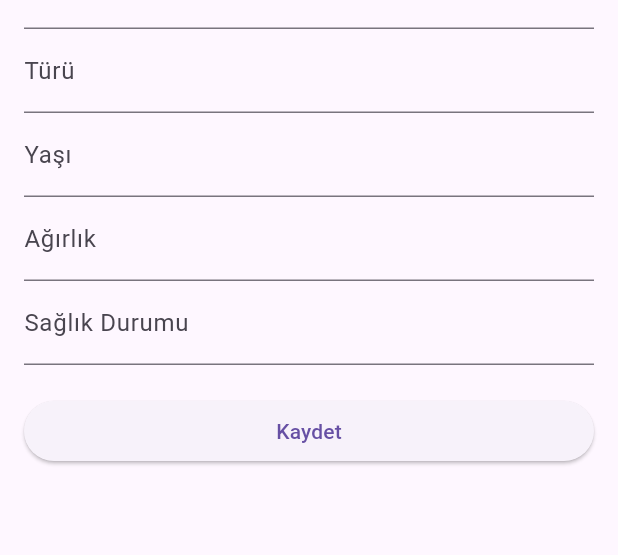
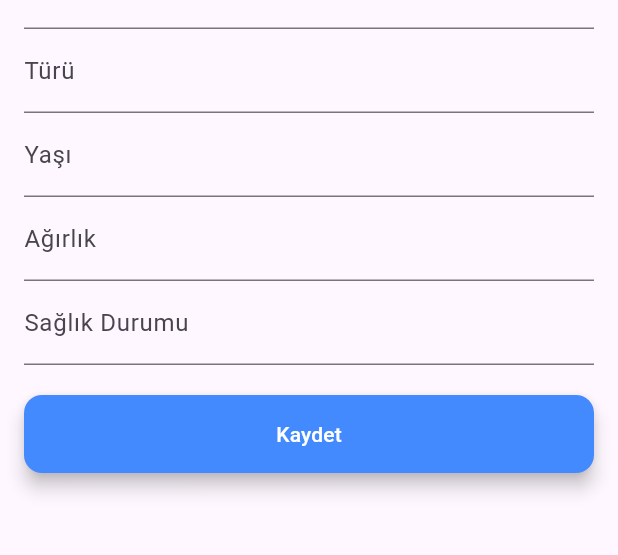
Before and after one commit to SafaCubuk/evcilhayvan, a Flutter app: the PetFormPage screen opened directly, after a tap on "Yeni Evcil Hayvan Ekleme", on a phone screen of 412 x 824 dp, the part 163-718 px from its top. Run offline on Flutter 3.47's test engine with Material 3 defaults, Android fonts, the phone set to English and light mode, and no system bars; our stand-ins replace sqflite; accounts and stored records are empty.

Commit message:
resim eklendi

```diff
--- a/lib/main.dart
+++ b/lib/main.dart
@@ -237,15 +237,23 @@ class PetFormPage extends StatelessWidget {
       body: Padding(
         padding: const EdgeInsets.all(16.0),
         child: Column(
+          mainAxisAlignment: MainAxisAlignment.center,
+          crossAxisAlignment: CrossAxisAlignment.center,
           children: [
-            ElevatedButton(
+            Image.asset('assets/images/pets.png'),
+            const SizedBox(height: 20),
+            Row(
+              mainAxisAlignment: MainAxisAlignment.center,
+              children: [
+                Expanded(
+                  child: ElevatedButton(
                     style: ElevatedButton.styleFrom(
-                backgroundColor: Colors.blueAccent,
-                foregroundColor: Colors.white,
-                padding: const EdgeInsets.symmetric(horizontal: 32, vertical: 16),
+                      foregroundColor: Colors.white, backgroundColor: Colors.blueAccent,
                       shape: RoundedRectangleBorder(
                         borderRadius: BorderRadius.circular(12),
                       ),
+                      padding: const EdgeInsets.symmetric(vertical: 16),
+                      elevation: 5,
                     ),
                     onPressed: () {
                       Navigator.push(
@@ -255,15 +263,17 @@ class PetFormPage extends StatelessWidget {
                     },
                     child: const Text('Yeni Evcil Hayvan Ekleme'),
                   ),
-            const SizedBox(height: 16),
-            ElevatedButton(
+                ),
+                const SizedBox(width: 10),
+                Expanded(
+                  child: ElevatedButton(
                     style: ElevatedButton.styleFrom(
-                backgroundColor: Colors.greenAccent,
-                foregroundColor: Colors.white,
-                padding: const EdgeInsets.symmetric(horizontal: 32, vertical: 16),
+                      foregroundColor: Colors.white, backgroundColor: Colors.greenAccent,
                       shape: RoundedRectangleBorder(
                         borderRadius: BorderRadius.circular(12),
                       ),
+                      padding: const EdgeInsets.symmetric(vertical: 16),
+                      elevation: 5,
                     ),
                     onPressed: () {
                       Navigator.push(
@@ -272,6 +282,9 @@ class PetFormPage extends StatelessWidget {
                       );
                     },
                     child: const Text('Yemek Düzeni Kaydetme'),
+                  ),
+                ),
+              ],
             ),
           ],
         ),
@@ -334,6 +347,14 @@ class AddPetForm extends StatelessWidget {
               ),
               const SizedBox(height: 20),
               ElevatedButton(
+                style: ElevatedButton.styleFrom(
+                  foregroundColor: Colors.white, backgroundColor: Colors.blueAccent,
+                  shape: RoundedRectangleBorder(
+                    borderRadius: BorderRadius.circular(12),
+                  ),
+                  padding: const EdgeInsets.symmetric(vertical: 16),
+                  elevation: 5,
+                ),
                 onPressed: () {
                   if (_formKey.currentState!.validate()) {
                     DatabaseHelper().insertPet({
@@ -346,6 +367,7 @@ class AddPetForm extends StatelessWidget {
                     ScaffoldMessenger.of(context).showSnackBar(
                       const SnackBar(content: Text('Evcil hayvan bilgileri kaydedildi')),
                     );
+
                   }
                 },
                 child: const Text('Kaydet'),
@@ -412,6 +434,14 @@ class AddMealPlanForm extends StatelessWidget {
               ),
               const SizedBox(height: 20),
               ElevatedButton(
+                style: ElevatedButton.styleFrom(
+                  foregroundColor: Colors.white, backgroundColor: Colors.greenAccent,
+                  shape: RoundedRectangleBorder(
+                    borderRadius: BorderRadius.circular(12),
+                  ),
+                  padding: const EdgeInsets.symmetric(vertical: 16),
+                  elevation: 5,
+                ),
                 onPressed: () async {
                   if (_formKey.currentState!.validate()) {
                     final petName = petNameController.text;
@@ -426,6 +456,7 @@ class AddMealPlanForm extends StatelessWidget {
                       ScaffoldMessenger.of(context).showSnackBar(
                         const SnackBar(content: Text('Yemek düzeni kaydedildi')),
                       );
+
                     } else {
                       ScaffoldMessenger.of(context).showSnackBar(
                         const SnackBar(content: Text('Böyle bir evcil hayvan bulunmamaktadır')),
--- a/pubspec.yaml
+++ b/pubspec.yaml
@@ -18,3 +18,5 @@ dev_dependencies:
 
 flutter:
   uses-material-design: true
+  assets:
+    - assets\images\pets.png
```
Also changed, not shown: assets/images/pets.png (added), 1 other file. Lines whose indentation alone changed are shown as unchanged.
